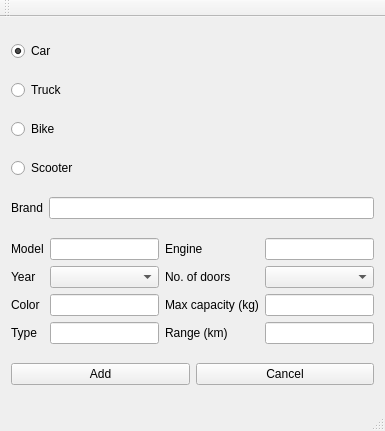
First picture: the form in dbAdd/mainwindow.ui, repository PiotrLiszka/dbAdd_Cpp_Qt, before the edit.
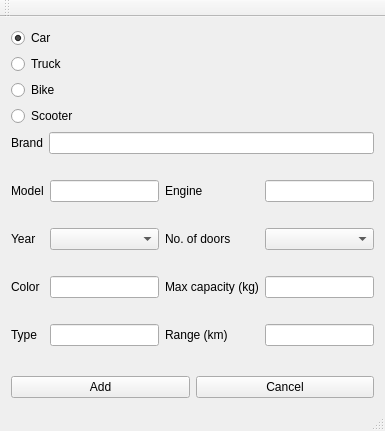
Second picture: the form after the edit.

```diff
--- a/dbAdd/mainwindow.ui
+++ b/dbAdd/mainwindow.ui
@@ -65,33 +65,30 @@
     </item>
     <item>
      <layout class="QGridLayout" name="gridLayout">
-      <item row="1" column="0">
-       <widget class="QLabel" name="label_3">
-        <property name="text">
-         <string>Year</string>
-        </property>
-       </widget>
-      </item>
-      <item row="3" column="1">
-       <widget class="QLineEdit" name="colorText"/>
-      </item>
-      <item row="3" column="0">
+      <item row="4" column="0">
        <widget class="QLabel" name="label_4">
         <property name="text">
          <string>Color</string>
         </property>
        </widget>
       </item>
-      <item row="3" column="3">
-       <widget class="QLineEdit" name="capacityText"/>
+      <item row="4" column="1">
+       <widget class="QLineEdit" name="colorText"/>
       </item>
-      <item row="0" column="3">
-       <widget class="QLineEdit" name="engText"/>
+      <item row="2" column="0">
+       <widget class="QLabel" name="label_3">
+        <property name="text">
+         <string>Year</string>
+        </property>
+       </widget>
       </item>
       <item row="0" column="1">
        <widget class="QLineEdit" name="modelText"/>
       </item>
-      <item row="5" column="1">
+      <item row="0" column="3">
+       <widget class="QLineEdit" name="engText"/>
+      </item>
+      <item row="6" column="1">
        <widget class="QLineEdit" name="typeText"/>
       </item>
       <item row="0" column="2">
@@ -101,7 +98,10 @@
         </property>
        </widget>
       </item>
-      <item row="5" column="3">
+      <item row="4" column="3">
+       <widget class="QLineEdit" name="capacityText"/>
+      </item>
+      <item row="6" column="3">
        <widget class="QLineEdit" name="rangeText"/>
       </item>
       <item row="0" column="0">
@@ -111,39 +111,42 @@
         </property>
        </widget>
       </item>
-      <item row="5" column="2">
+      <item row="2" column="1">
+       <widget class="QComboBox" name="yearCombo"/>
+      </item>
+      <item row="6" column="2">
        <widget class="QLabel" name="label_9">
         <property name="text">
          <string>Range (km)</string>
         </property>
        </widget>
       </item>
-      <item row="1" column="1">
-       <widget class="QComboBox" name="yearCombo"/>
-      </item>
-      <item row="1" column="2">
-       <widget class="QLabel" name="label_7">
-        <property name="text">
-         <string>No. of doors</string>
-        </property>
-       </widget>
-      </item>
-      <item row="5" column="0">
+      <item row="6" column="0">
        <widget class="QLabel" name="label_5">
         <property name="text">
          <string>Type</string>
         </property>
        </widget>
       </item>
-      <item row="3" column="2">
+      <item row="2" column="2">
+       <widget class="QLabel" name="label_7">
+        <property name="text">
+         <string>No. of doors</string>
+        </property>
+       </widget>
+      </item>
+      <item row="2" column="3">
+       <widget class="QComboBox" name="doorsCombo"/>
+      </item>
+      <item row="4" column="2">
        <widget class="QLabel" name="label_8">
         <property name="text">
          <string>Max capacity (kg)</string>
         </property>
        </widget>
       </item>
-      <item row="1" column="3">
-       <widget class="QComboBox" name="doorsCombo"/>
+      <item row="1" column="2">
+       <layout class="QFormLayout" name="formLayout"/>
       </item>
      </layout>
     </item>
```
